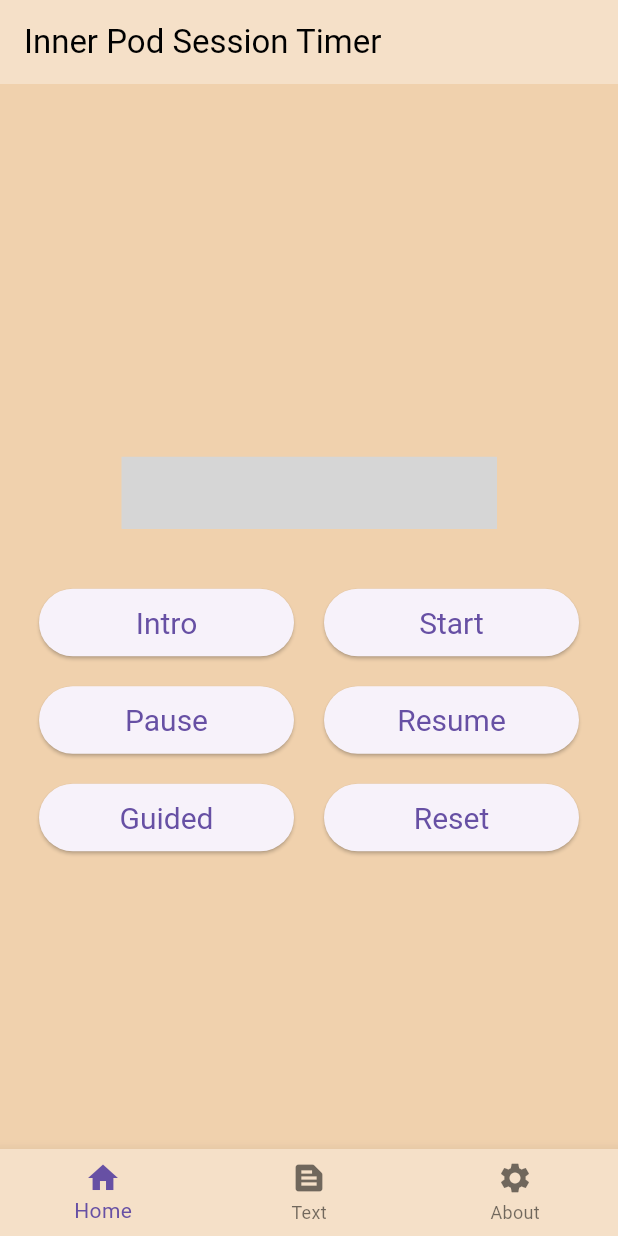
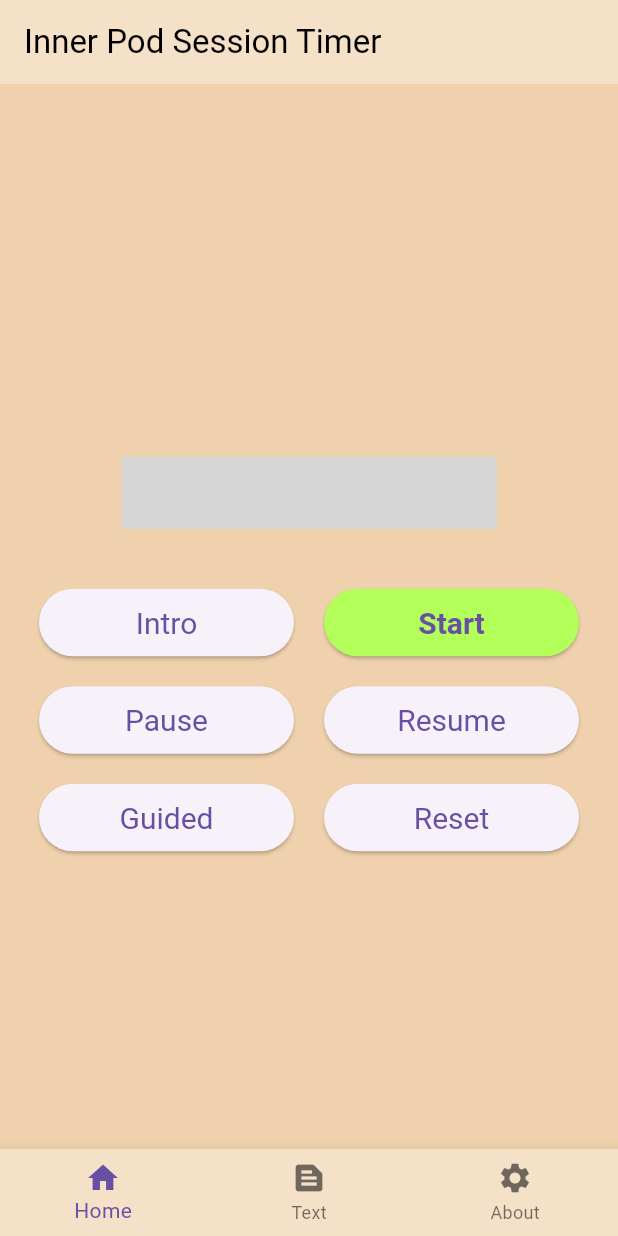
Before and after one commit to gjwgit/innerpod, a Flutter app: the screen it shows after launch, after a tap on "Guided", on a phone screen of 412 x 824 dp. Run offline on Flutter 3.47's test engine with Material 3 defaults, Android fonts, the phone set to English and light mode, and no system bars; our stand-ins replace audioplayers, wakelock_plus; missing offline and left inert: neon_circular_timer, solid; grey boxes are pictures that could not be loaded.

Commit message:
Make Start button stand out. Try fix time for guided.

```diff
--- a/lib/timer.dart
+++ b/lib/timer.dart
@@ -1,6 +1,6 @@
 /// A countdown timer and buttons for a session.
 //
-// Time-stamp: <Saturday 2024-02-03 10:32:55 +1100 Graham Williams>
+// Time-stamp: <Saturday 2024-02-03 14:41:20 +1100 Graham Williams>
 //
 /// Copyright (C) 2024, Togaware Pty Ltd
 ///
@@ -58,6 +58,10 @@ class Timer extends StatelessWidget {
   // Set the style for the text of the buttons.
 
   final _buttonTextStyle = const TextStyle(fontSize: 20);
+  final _buttonTextStyleBold = const TextStyle(
+    fontSize: 20,
+    fontWeight: FontWeight.bold,
+  );
 
   // A small spacer for layout gaps.
 
@@ -71,6 +75,8 @@ class Timer extends StatelessWidget {
   final _dong = AssetSource('sounds/dong.ogg');
   final _guide = AssetSource('sounds/00_meditation_session.mp3');
 
+  var _isGuided = false;
+
   // We encapsulate the playing of the dong into its own function because of the
   // need for it to be async through the await.
 
@@ -83,11 +89,17 @@ class Timer extends StatelessWidget {
   }
 
   Future<void> _guided() async {
+    _isGuided = true;
+    _controller.restart();
     _controller.pause();
+    await _player.stop();
+    await _player.play(_guide);
+    //sleep(const Duration(seconds: 275));
+    sleep(const Duration(seconds: 10));
     _controller.restart();
-    await _player.play(_guide);
-    sleep(const Duration(seconds: 5));
-    _controller.start();
+    _controller.pause();
+    _controller.resume();
+    await WakelockPlus.enable();
   }
 
   @override
@@ -99,9 +111,11 @@ class Timer extends StatelessWidget {
       width: 170,
       child: ElevatedButton(
         style: TextButton.styleFrom(
-          textStyle: _buttonTextStyle,
+          textStyle: _buttonTextStyleBold,
+          backgroundColor: Colors.lightGreenAccent,
         ),
         onPressed: () {
+          _isGuided = false;
           _dingDong();
           _controller.restart();
           WakelockPlus.enable();
@@ -211,7 +225,10 @@ class Timer extends StatelessWidget {
               fontSize: 55,
             ),
             onComplete: () {
-              _dingDong();
+              if (!_isGuided) {
+                _dingDong();
+              }
+              ;
               WakelockPlus.disable();
             },
             isReverse: true,
```
